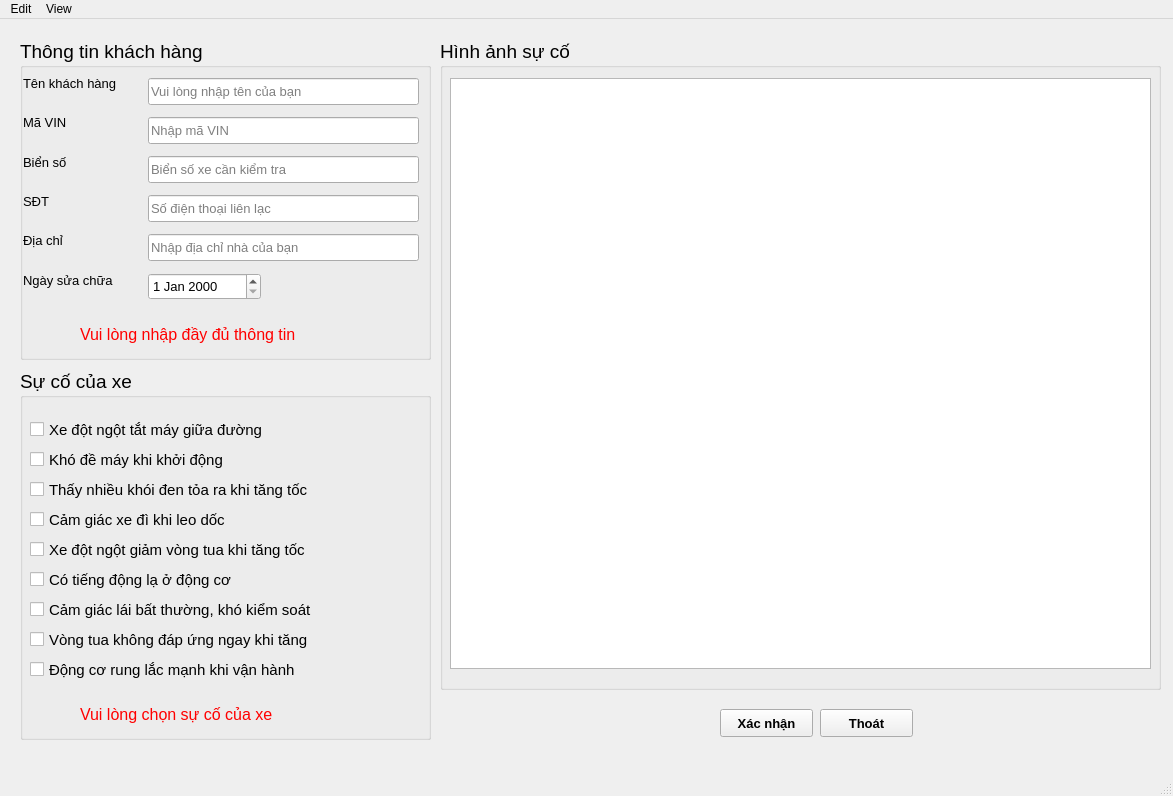
Vuchauduytung/LuanVan, file GUI/GUIinput.ui: the form before one commit.
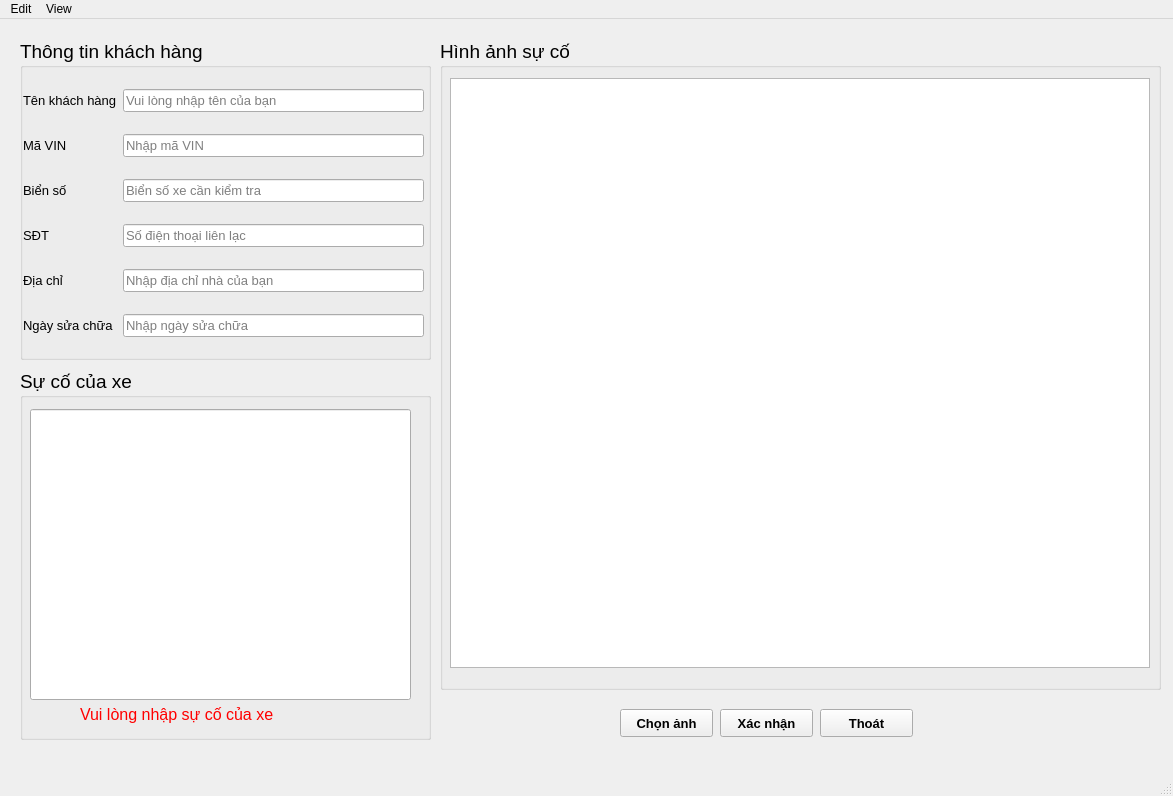
The form after the commit.

The edit to the form file:
```diff
--- a/GUI/GUIinput.ui
+++ b/GUI/GUIinput.ui
@@ -122,168 +122,6 @@
     <property name="checkable">
      <bool>false</bool>
     </property>
-    <widget class="QCheckBox" name="CB_incident_1">
-     <property name="geometry">
-      <rect>
-       <x>10</x>
-       <y>50</y>
-       <width>381</width>
-       <height>21</height>
-      </rect>
-     </property>
-     <property name="font">
-      <font>
-       <pointsize>11</pointsize>
-      </font>
-     </property>
-     <property name="text">
-      <string>Xe đột ngột tắt máy giữa đường</string>
-     </property>
-    </widget>
-    <widget class="QCheckBox" name="CB_incident_2">
-     <property name="geometry">
-      <rect>
-       <x>10</x>
-       <y>80</y>
-       <width>381</width>
-       <height>21</height>
-      </rect>
-     </property>
-     <property name="font">
-      <font>
-       <pointsize>11</pointsize>
-      </font>
-     </property>
-     <property name="text">
-      <string>Khó đề máy khi khởi động</string>
-     </property>
-    </widget>
-    <widget class="QCheckBox" name="CB_incident_3">
-     <property name="geometry">
-      <rect>
-       <x>10</x>
-       <y>110</y>
-       <width>381</width>
-       <height>21</height>
-      </rect>
-     </property>
-     <property name="font">
-      <font>
-       <pointsize>11</pointsize>
-      </font>
-     </property>
-     <property name="text">
-      <string>Thấy nhiều khói đen tỏa ra khi tăng tốc</string>
-     </property>
-    </widget>
-    <widget class="QCheckBox" name="CB_incident_4">
-     <property name="geometry">
-      <rect>
-       <x>10</x>
-       <y>140</y>
-       <width>381</width>
-       <height>21</height>
-      </rect>
-     </property>
-     <property name="font">
-      <font>
-       <pointsize>11</pointsize>
-      </font>
-     </property>
-     <property name="text">
-      <string>Cảm giác xe đì khi leo dốc</string>
-     </property>
-    </widget>
-    <widget class="QCheckBox" name="CB_incident_5">
-     <property name="geometry">
-      <rect>
-       <x>10</x>
-       <y>170</y>
-       <width>381</width>
-       <height>21</height>
-      </rect>
-     </property>
-     <property name="font">
-      <font>
-       <pointsize>11</pointsize>
-      </font>
-     </property>
-     <property name="text">
-      <string>Xe đột ngột giảm vòng tua khi tăng tốc</string>
-     </property>
-    </widget>
-    <widget class="QCheckBox" name="CB_incident_6">
-     <property name="geometry">
-      <rect>
-       <x>10</x>
-       <y>200</y>
-       <width>381</width>
-       <height>21</height>
-      </rect>
-     </property>
-     <property name="font">
-      <font>
-       <pointsize>11</pointsize>
-      </font>
-     </property>
-     <property name="text">
-      <string>Có tiếng động lạ ở động cơ</string>
-     </property>
-    </widget>
-    <widget class="QCheckBox" name="CB_incident_8">
-     <property name="geometry">
-      <rect>
-       <x>10</x>
-       <y>260</y>
-       <width>381</width>
-       <height>21</height>
-      </rect>
-     </property>
-     <property name="font">
-      <font>
-       <pointsize>11</pointsize>
-      </font>
-     </property>
-     <property name="text">
-      <string>Vòng tua không đáp ứng ngay khi tăng </string>
-     </property>
-    </widget>
-    <widget class="QCheckBox" name="CB_incident_7">
-     <property name="geometry">
-      <rect>
-       <x>10</x>
-       <y>230</y>
-       <width>381</width>
-       <height>21</height>
-      </rect>
-     </property>
-     <property name="font">
-      <font>
-       <pointsize>11</pointsize>
-      </font>
-     </property>
-     <property name="text">
-      <string>Cảm giác lái bất thường, khó kiểm soát</string>
-     </property>
-    </widget>
-    <widget class="QCheckBox" name="CB_incident_9">
-     <property name="geometry">
-      <rect>
-       <x>10</x>
-       <y>290</y>
-       <width>381</width>
-       <height>21</height>
-      </rect>
-     </property>
-     <property name="font">
-      <font>
-       <pointsize>11</pointsize>
-      </font>
-     </property>
-     <property name="text">
-      <string>Động cơ rung lắc mạnh khi vận hành</string>
-     </property>
-    </widget>
     <widget class="QLabel" name="Label_incident_phenomena_warning">
      <property name="geometry">
       <rect>
@@ -299,12 +137,25 @@
       </font>
      </property>
      <property name="text">
-      <string>&lt;html&gt;&lt;head/&gt;&lt;body&gt;&lt;p&gt;&lt;span style=&quot; color:#ff0000;&quot;&gt;Vui lòng chọn sự cố của xe&lt;/span&gt;&lt;/p&gt;&lt;/body&gt;&lt;/html&gt;</string>
+      <string>&lt;html&gt;&lt;head/&gt;&lt;body&gt;&lt;p&gt;&lt;span style=&quot; color:#ff0000;&quot;&gt;Vui lòng nhập sự cố của xe&lt;/span&gt;&lt;/p&gt;&lt;/body&gt;&lt;/html&gt;</string>
      </property>
      <property name="textInteractionFlags">
       <set>Qt::NoTextInteraction</set>
      </property>
     </widget>
+    <widget class="QLineEdit" name="LE_damage">
+     <property name="geometry">
+      <rect>
+       <x>10</x>
+       <y>40</y>
+       <width>381</width>
+       <height>291</height>
+      </rect>
+     </property>
+     <property name="alignment">
+      <set>Qt::AlignLeading|Qt::AlignLeft|Qt::AlignTop</set>
+     </property>
+    </widget>
    </widget>
    <widget class="QGroupBox" name="GB_customer_information">
     <property name="geometry">
@@ -326,36 +177,18 @@
     <property name="title">
      <string>Thông tin khách hàng</string>
     </property>
-    <widget class="QLabel" name="Label_customer_information_warning">
-     <property name="geometry">
-      <rect>
-       <x>60</x>
-       <y>280</y>
-       <width>291</width>
-       <height>31</height>
-      </rect>
-     </property>
-     <property name="font">
-      <font>
-       <pointsize>12</pointsize>
-      </font>
-     </property>
-     <property name="text">
-      <string>&lt;html&gt;&lt;head/&gt;&lt;body&gt;&lt;p&gt;&lt;span style=&quot; color:#ff0000;&quot;&gt;Vui lòng nhập đầy đủ thông tin&lt;/span&gt;&lt;/p&gt;&lt;/body&gt;&lt;/html&gt;</string>
-     </property>
-     <property name="textInteractionFlags">
-      <set>Qt::NoTextInteraction</set>
-     </property>
-    </widget>
-    <widget class="QLabel" name="label_customer_name">
+    <widget class="QWidget" name="layoutWidget">
      <property name="geometry">
       <rect>
        <x>3</x>
        <y>34</y>
-       <width>117</width>
-       <height>21</height>
+       <width>401</width>
+       <height>281</height>
       </rect>
      </property>
+     <layout class="QGridLayout" name="LT_customer_information">
+      <item row="0" column="0">
+       <widget class="QLabel" name="label_customer_name">
      <property name="font">
       <font>
        <pointsize>10</pointsize>
@@ -365,105 +198,9 @@
       <string>Tên khách hàng</string>
      </property>
     </widget>
-    <widget class="QLabel" name="label_VIN_code">
-     <property name="geometry">
-      <rect>
-       <x>3</x>
-       <y>73</y>
-       <width>54</width>
-       <height>21</height>
-      </rect>
-     </property>
-     <property name="font">
-      <font>
-       <pointsize>10</pointsize>
-      </font>
-     </property>
-     <property name="text">
-      <string>Mã VIN</string>
-     </property>
-    </widget>
-    <widget class="QLabel" name="label_number_plate">
-     <property name="geometry">
-      <rect>
-       <x>3</x>
-       <y>113</y>
-       <width>55</width>
-       <height>21</height>
-      </rect>
-     </property>
-     <property name="font">
-      <font>
-       <pointsize>10</pointsize>
-      </font>
-     </property>
-     <property name="text">
-      <string>Biển số</string>
-     </property>
-    </widget>
-    <widget class="QLabel" name="label_phone_number">
-     <property name="geometry">
-      <rect>
-       <x>3</x>
-       <y>152</y>
-       <width>31</width>
-       <height>21</height>
-      </rect>
-     </property>
-     <property name="font">
-      <font>
-       <pointsize>10</pointsize>
-      </font>
-     </property>
-     <property name="text">
-      <string>SĐT</string>
-     </property>
-    </widget>
-    <widget class="QLabel" name="label_address">
-     <property name="geometry">
-      <rect>
-       <x>3</x>
-       <y>191</y>
-       <width>51</width>
-       <height>21</height>
-      </rect>
-     </property>
-     <property name="font">
-      <font>
-       <pointsize>10</pointsize>
-      </font>
-     </property>
-     <property name="text">
-      <string>Địa chỉ</string>
-     </property>
-    </widget>
-    <widget class="QLabel" name="label_fixing_date">
-     <property name="geometry">
-      <rect>
-       <x>3</x>
-       <y>231</y>
-       <width>110</width>
-       <height>21</height>
-      </rect>
-     </property>
-     <property name="font">
-      <font>
-       <pointsize>10</pointsize>
-      </font>
-     </property>
-     <property name="text">
-      <string>Ngày sửa chữa</string>
-     </property>
-    </widget>
+      </item>
+      <item row="0" column="1">
     <widget class="QLineEdit" name="LE_customer_name">
-     <property name="geometry">
-      <rect>
-       <x>128</x>
-       <y>39</y>
-       <width>271</width>
-       <height>27</height>
-      </rect>
-     </property>
      <property name="font">
       <font>
        <pointsize>10</pointsize>
@@ -482,15 +219,21 @@
       <bool>true</bool>
      </property>
     </widget>
+      </item>
+      <item row="1" column="0">
+       <widget class="QLabel" name="label_VIN_code">
+        <property name="font">
+         <font>
+          <pointsize>10</pointsize>
+         </font>
+        </property>
+        <property name="text">
+         <string>Mã VIN</string>
+        </property>
+       </widget>
+      </item>
+      <item row="1" column="1">
     <widget class="QLineEdit" name="LE_VIN_code">
-     <property name="geometry">
-      <rect>
-       <x>128</x>
-       <y>78</y>
-       <width>271</width>
-       <height>27</height>
-      </rect>
-     </property>
      <property name="font">
       <font>
        <pointsize>10</pointsize>
@@ -503,15 +246,21 @@
       <bool>true</bool>
      </property>
     </widget>
+      </item>
+      <item row="2" column="0">
+       <widget class="QLabel" name="label_number_plate">
+        <property name="font">
+         <font>
+          <pointsize>10</pointsize>
+         </font>
+        </property>
+        <property name="text">
+         <string>Biển số</string>
+        </property>
+       </widget>
+      </item>
+      <item row="2" column="1">
     <widget class="QLineEdit" name="LE_number_plate">
-     <property name="geometry">
-      <rect>
-       <x>128</x>
-       <y>117</y>
-       <width>271</width>
-       <height>27</height>
-      </rect>
-     </property>
      <property name="font">
       <font>
        <pointsize>10</pointsize>
@@ -524,15 +273,21 @@
       <bool>true</bool>
      </property>
     </widget>
+      </item>
+      <item row="3" column="0">
+       <widget class="QLabel" name="label_phone_number">
+        <property name="font">
+         <font>
+          <pointsize>10</pointsize>
+         </font>
+        </property>
+        <property name="text">
+         <string>SĐT</string>
+        </property>
+       </widget>
+      </item>
+      <item row="3" column="1">
     <widget class="QLineEdit" name="LE_phone_number">
-     <property name="geometry">
-      <rect>
-       <x>128</x>
-       <y>156</y>
-       <width>271</width>
-       <height>27</height>
-      </rect>
-     </property>
      <property name="font">
       <font>
        <pointsize>10</pointsize>
@@ -545,15 +300,21 @@
       <bool>true</bool>
      </property>
     </widget>
+      </item>
+      <item row="4" column="0">
+       <widget class="QLabel" name="label_address">
+        <property name="font">
+         <font>
+          <pointsize>10</pointsize>
+         </font>
+        </property>
+        <property name="text">
+         <string>Địa chỉ</string>
+        </property>
+       </widget>
+      </item>
+      <item row="4" column="1">
     <widget class="QLineEdit" name="LE_address">
-     <property name="geometry">
-      <rect>
-       <x>128</x>
-       <y>195</y>
-       <width>271</width>
-       <height>27</height>
-      </rect>
-     </property>
      <property name="font">
       <font>
        <pointsize>10</pointsize>
@@ -566,23 +327,35 @@
       <bool>true</bool>
      </property>
     </widget>
-    <widget class="QDateEdit" name="DE_fixing_date">
-     <property name="geometry">
-      <rect>
-       <x>128</x>
-       <y>234</y>
-       <width>113</width>
-       <height>27</height>
-      </rect>
-     </property>
+      </item>
+      <item row="5" column="0">
+       <widget class="QLabel" name="label_fixing_date">
+        <property name="font">
+         <font>
+          <pointsize>10</pointsize>
+         </font>
+        </property>
+        <property name="text">
+         <string>Ngày sửa chữa</string>
+        </property>
+       </widget>
+      </item>
+      <item row="5" column="1">
+       <widget class="QLineEdit" name="LE_fixing_date">
      <property name="font">
       <font>
        <pointsize>10</pointsize>
       </font>
      </property>
-     <property name="specialValueText">
-      <string/>
-     </property>
+        <property name="placeholderText">
+         <string>Nhập ngày sửa chữa</string>
+        </property>
+        <property name="clearButtonEnabled">
+         <bool>true</bool>
+        </property>
+       </widget>
+      </item>
+     </layout>
     </widget>
    </widget>
    <widget class="QGroupBox" name="GB_incident_images">
@@ -607,8 +380,8 @@
       <rect>
        <x>10</x>
        <y>39</y>
-       <width>701</width>
-       <height>591</height>
+       <width>700</width>
+       <height>590</height>
       </rect>
      </property>
      <property name="autoFillBackground">
@@ -690,6 +463,26 @@
      <string>Thoát</string>
     </property>
    </widget>
+   <widget class="QPushButton" name="BT_Ghaph">
+    <property name="geometry">
+     <rect>
+      <x>620</x>
+      <y>690</y>
+      <width>93</width>
+      <height>28</height>
+     </rect>
+    </property>
+    <property name="font">
+     <font>
+      <pointsize>10</pointsize>
+      <weight>75</weight>
+      <bold>true</bold>
+     </font>
+    </property>
+    <property name="text">
+     <string>Chọn ảnh</string>
+    </property>
+   </widget>
    <zorder>GB_incident_phenomena</zorder>
    <zorder>GB_incident_images</zorder>
    <zorder>splitter</zorder>
```
Left out of the diff: 1 changed line with no effect on the pictures. Lines whose indentation alone changed are shown as unchanged.
